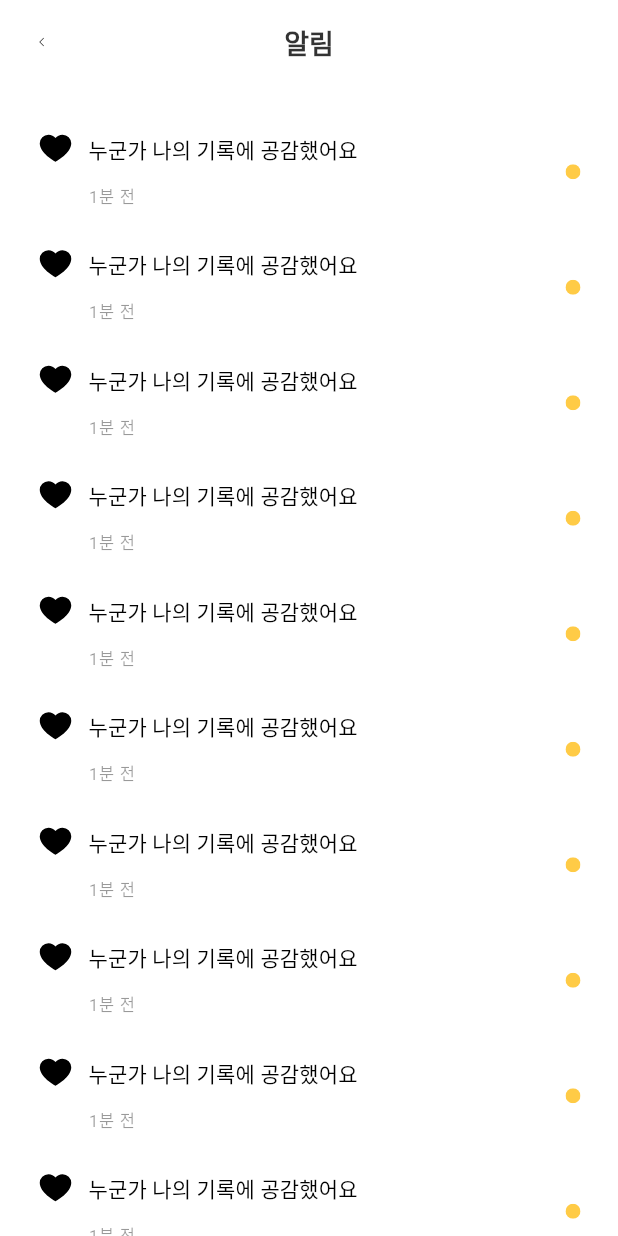
After one commit to Nein-to-Sick/bandi_official, a Flutter app: the AlarmView screen opened directly, on a phone screen of 412 x 824 dp. The commit adds this screen. Run offline on Flutter 3.47's test engine with Material 3 defaults, Android fonts, the phone set to English and light mode, and no system bars; our stand-ins replace assets_audio_player, cloud_firestore, firebase_auth, firebase_core, flutter_dotenv, google_sign_in and 2 more; missing offline and left inert: dart_openai, wrapped_korean_text; accounts and stored records are empty; Roboto replaces fonts that are missing (IBMPlexSansKR).

Commit message:
[Feat] alarm view 개발, appBar 및 색상 일괄 수정

```diff
--- a/lib/components/appbar/appbar.dart
+++ b/lib/components/appbar/appbar.dart
@@ -7,7 +7,10 @@ class CustomAppBar extends StatefulWidget implements PreferredSizeWidget {
   const CustomAppBar({
     super.key,
     required this.title,
+    this.titleColor,
     required this.trailingIcon,
+    this.leadingIconColor,
+    this.trailingIconColor,
     required this.onLeadingIconPressed,
     required this.onTrailingIconPressed,
     required this.disableLeadingButton,
@@ -17,7 +20,10 @@ class CustomAppBar extends StatefulWidget implements PreferredSizeWidget {
   });
 
   final String title;
+  final Color? titleColor;
   final PhosphorIconData trailingIcon;
+  final Color? leadingIconColor;
+  final Color? trailingIconColor;
   final Function onLeadingIconPressed;
   final Function onTrailingIconPressed;
   final bool disableLeadingButton;
@@ -45,7 +51,9 @@ class _CustomAppBarState extends State<CustomAppBar> {
         child: Text(
           widget.title,
           style: BandiFont.displaySmall(context)?.copyWith(
-            color: BandiColor.neutralColor100(context),
+            color: (widget.titleColor != null)
+                ? widget.titleColor
+                : BandiColor.neutralColor100(context),
           ),
         ),
       ),
@@ -60,9 +68,9 @@ class _CustomAppBarState extends State<CustomAppBar> {
                   ? IconButton(
                       icon: PhosphorIcon(
                         PhosphorIcons.arrowUDownLeft(),
-                        color: widget.disableLeadingButton
+                        color: (widget.disableLeadingButton
                             ? BandiColor.neutralColor20(context)
-                            : BandiColor.neutralColor80(context),
+                            : BandiColor.neutralColor80(context)),
                         size: 24,
                       ),
                       onPressed: () {
@@ -74,6 +82,7 @@ class _CustomAppBarState extends State<CustomAppBar> {
                   : CustomIconButton(
                       onIconButtonPressed: widget.onLeadingIconPressed,
                       disableButton: widget.disableLeadingButton,
+                      iconColor: widget.leadingIconColor,
                     ),
             )
           : const SizedBox.shrink(),
@@ -87,9 +96,11 @@ class _CustomAppBarState extends State<CustomAppBar> {
             child: IconButton(
               icon: PhosphorIcon(
                 widget.trailingIcon,
-                color: widget.disableTrailingButton
-                    ? BandiColor.neutralColor20(context)
-                    : BandiColor.neutralColor80(context),
+                color: (widget.trailingIconColor != null)
+                    ? widget.trailingIconColor
+                    : widget.disableTrailingButton
+                        ? BandiColor.neutralColor20(context)
+                        : BandiColor.neutralColor80(context),
                 size: 24,
               ),
               onPressed: () {
--- a/lib/components/icon_button/icon_button.dart
+++ b/lib/components/icon_button/icon_button.dart
@@ -7,9 +7,11 @@ class CustomIconButton extends StatefulWidget {
     super.key,
     required this.onIconButtonPressed,
     required this.disableButton,
+    this.iconColor,
   });
   final Function onIconButtonPressed;
   final bool disableButton;
+  final Color? iconColor;
 
   @override
   State<CustomIconButton> createState() => _CustomIconButtonState();
@@ -24,9 +26,11 @@ class _CustomIconButtonState extends State<CustomIconButton> {
       },
       icon: PhosphorIcon(
         PhosphorIcons.caretLeft(PhosphorIconsStyle.regular),
-        color: widget.disableButton
-            ? BandiColor.neutralColor20(context)
-            : BandiColor.neutralColor80(context),
+        color: (widget.iconColor != null)
+            ? widget.iconColor
+            : widget.disableButton
+                ? BandiColor.neutralColor20(context)
+                : BandiColor.neutralColor80(context),
         size: 24,
       ),
     );
--- /dev/null
+++ b/lib/controller/alarm_controller.dart
@@ -0,0 +1,16 @@
+import 'package:flutter/material.dart';
+
+// TODO: 알람 보내기 이후 편지를 로컬에 저장하는 함수 호춣 필요
+class AlarmController with ChangeNotifier {
+  // determine whether to display the alarm view
+  bool isAlarmOpen = false;
+
+  // manage the page scroll
+  final alarmScrollController = ScrollController();
+
+  // toggle the chat page view
+  void toggleAlarmOpen(value) {
+    isAlarmOpen = value;
+    notifyListeners();
+  }
+}
--- a/lib/main.dart
+++ b/lib/main.dart
@@ -1,3 +1,4 @@
+import 'package:bandi_official/controller/alarm_controller.dart';
 import 'package:bandi_official/controller/diary_ai_analysis_controller.dart';
 import 'package:bandi_official/controller/diary_ai_chat_controller.dart';
 import 'package:bandi_official/controller/mail_controller.dart';
@@ -66,6 +67,9 @@ class MainApp extends StatelessWidget {
               ChangeNotifierProvider(
                 create: (context) => MailController(),
               ),
+              ChangeNotifierProvider(
+                create: (context) => AlarmController(),
+              ),
             ],
             child: const Navigation(),
           ),
--- a/lib/theme/custom_theme_data.dart
+++ b/lib/theme/custom_theme_data.dart
@@ -182,8 +182,6 @@ class CustomThemeData {
     hintColor: const Color(0xff4E4E4E), // Text
     hoverColor: const Color(0xff2E2E2E), // Header
     textTheme: textTheme,
-    // scaffoldBackgroundColor: Colors.transparent,
-    // canvasColor: Colors.transparent,
   );
 
   static final ThemeData dark = ThemeData(
--- /dev/null
+++ b/lib/view/alarm/alarm_view.dart
@@ -0,0 +1,111 @@
+import 'package:bandi_official/components/appbar/appbar.dart';
+import 'package:bandi_official/controller/alarm_controller.dart';
+import 'package:bandi_official/theme/custom_theme_data.dart';
+import 'package:flutter/material.dart';
+import 'package:phosphor_flutter/phosphor_flutter.dart';
+import 'package:provider/provider.dart';
+
+class AlarmView extends StatelessWidget {
+  const AlarmView({super.key});
+
+  @override
+  Widget build(BuildContext context) {
+    final AlarmController alarmController = context.watch<AlarmController>();
+
+    return PopScope(
+      canPop: false,
+      onPopInvoked: (value) {
+        alarmController.toggleAlarmOpen(false);
+      },
+      child: Scaffold(
+        resizeToAvoidBottomInset: true,
+        backgroundColor: BandiColor.neutralColor80(context),
+        appBar: CustomAppBar(
+          title: '알림',
+          titleColor: BandiColor.foundationColor80(context),
+          trailingIcon:
+              PhosphorIcons.arrowCounterClockwise(PhosphorIconsStyle.regular),
+          leadingIconColor: BandiColor.foundationColor80(context),
+          onLeadingIconPressed: () {
+            alarmController.toggleAlarmOpen(false);
+          },
+          onTrailingIconPressed: () {},
+          disableLeadingButton: false,
+          disableTrailingButton: true,
+          isVisibleLeadingButton: true,
+          isVisibleTrailingButton: true,
+        ),
+        body: SafeArea(
+          child: Padding(
+            padding: const EdgeInsets.only(top: 20),
+            child: ListView.builder(
+              controller: alarmController.alarmScrollController,
+              itemCount: 100,
+              itemBuilder: (context, index) {
+                return Padding(
+                  padding:
+                      const EdgeInsets.symmetric(horizontal: 25, vertical: 10),
+                  child: GestureDetector(
+                    onTap: () {},
+                    child: Row(
+                      mainAxisSize: MainAxisSize.max,
+                      mainAxisAlignment: MainAxisAlignment.spaceBetween,
+                      children: [
+                        Row(
+                          mainAxisSize: MainAxisSize.max,
+                          crossAxisAlignment: CrossAxisAlignment.start,
+                          children: [
+                            PhosphorIcon(
+                              PhosphorIcons.heart(PhosphorIconsStyle.fill),
+                              color: BandiColor.foundationColor100(context),
+                            ),
+                            const SizedBox(
+                              width: 10,
+                            ),
+                            Column(
+                              mainAxisSize: MainAxisSize.min,
+                              mainAxisAlignment: MainAxisAlignment.center,
+                              crossAxisAlignment: CrossAxisAlignment.start,
+                              children: [
+                                Text(
+                                  '누군가 나의 기록에 공감했어요',
+                                  style:
+                                      BandiFont.titleSmall(context)?.copyWith(
+                                    color:
+                                        BandiColor.foundationColor100(context),
+                                  ),
+                                ),
+                                const SizedBox(
+                                  height: 5,
+                                ),
+                                Text(
+                                  '1분 전',
+                                  style:
+                                      BandiFont.labelSmall(context)?.copyWith(
+                                    color:
+                                        BandiColor.foundationColor40(context),
+                                  ),
+                                ),
+                              ],
+                            ),
+                          ],
+                        ),
+                        ClipOval(
+                          child: Container(
+                            width: 10,
+                            height: 10,
+                            color: BandiColor.accentColorYellow(context),
+                          ),
+                        )
+                      ],
+                    ),
+                  ),
+                );
+              },
+            ),
+          ),
+        ),
+      ),
+    );
+  }
+}
--- a/lib/view/diary_ai_chat/diary_ai_chat_view.dart
+++ b/lib/view/diary_ai_chat/diary_ai_chat_view.dart
@@ -3,6 +3,7 @@ import 'package:bandi_official/components/dialogue/dialogue.dart';
 import 'package:bandi_official/components/no_reuse/chat_message_bar.dart';
 import 'package:bandi_official/components/no_reuse/reset_dialogue.dart';
 import 'package:bandi_official/controller/diary_ai_chat_controller.dart';
+import 'package:bandi_official/theme/custom_theme_data.dart';
 import 'package:flutter/rendering.dart';
 import 'package:provider/provider.dart';
 import 'package:flutter/material.dart';
@@ -54,7 +55,7 @@ class _DiaryAIChatPageState extends State<DiaryAIChatPage> {
       },
       child: Scaffold(
         resizeToAvoidBottomInset: true,
-        backgroundColor: Colors.transparent,
+        backgroundColor: BandiColor.transparent(context),
         appBar: CustomAppBar(
           title: '반디와 대화하기',
           trailingIcon:
--- a/lib/view/home/home_view.dart
+++ b/lib/view/home/home_view.dart
@@ -1,3 +1,4 @@
+import 'package:bandi_official/theme/custom_theme_data.dart';
 import 'package:flutter/material.dart';
 import '../../components/no_reuse/home_top_bar.dart';
 
@@ -6,8 +7,8 @@ class HomePage extends StatelessWidget {
 
   @override
   Widget build(BuildContext context) {
-    return const Scaffold(
-      backgroundColor: Colors.transparent,
+    return Scaffold(
+      backgroundColor: BandiColor.transparent(context),
       body: HomeTopBar(),
     );
   }
--- a/lib/view/list/diary_list.dart
+++ b/lib/view/list/diary_list.dart
@@ -124,7 +124,7 @@ class DiaryList extends StatelessWidget {
                     writeProvider.toggleWrite();
                   },
                   child: Container(
-                    color: Colors.transparent,
+                    color: BandiColor.transparent(context),
                     child: Column(
                       crossAxisAlignment: CrossAxisAlignment.start,
                       children: [
--- a/lib/view/login/login_view.dart
+++ b/lib/view/login/login_view.dart
@@ -21,7 +21,7 @@ class _LoginViewState extends State<LoginView> {
         Provider.of<NavigationToggleProvider>(context);
 
     return Scaffold(
-      backgroundColor: Colors.transparent,
+      backgroundColor: BandiColor.transparent(context),
       body: SafeArea(
           child: Center(
         child: Column(
--- a/lib/view/mail/letters_view.dart
+++ b/lib/view/mail/letters_view.dart
@@ -67,13 +67,12 @@ Widget lettersWidget(
   return Padding(
     padding: const EdgeInsets.symmetric(vertical: 8),
     child: GestureDetector(
-      // 편지 열람 기능 추가
       onTap: () {
         mailController.toggleDetailView(true);
         showDialog(
           context: context,
           barrierDismissible: false,
-          barrierColor: Colors.transparent,
+          barrierColor: BandiColor.transparent(context),
           builder: (BuildContext context) {
             return DetailView(
               item: letter,
@@ -83,7 +82,7 @@ Widget lettersWidget(
         );
       },
       child: Container(
-        color: Colors.transparent,
+        color: BandiColor.transparent(context),
         child: Column(
           crossAxisAlignment: CrossAxisAlignment.start,
           children: [
--- a/lib/view/mail/liked_diary_view.dart
+++ b/lib/view/mail/liked_diary_view.dart
@@ -139,7 +139,7 @@ Widget likedDiaryWidget(
               showDialog(
                 context: context,
                 barrierDismissible: false,
-                barrierColor: Colors.transparent,
+                barrierColor: BandiColor.transparent(context),
                 builder: (BuildContext context) {
                   return DetailView(
                     item: diary,
@@ -149,7 +149,7 @@ Widget likedDiaryWidget(
               );
             },
             child: Container(
-              color: Colors.transparent,
+              color: BandiColor.transparent(context),
               child: Column(
                 crossAxisAlignment: CrossAxisAlignment.start,
                 children: [
--- a/lib/view/mail/mail_view.dart
+++ b/lib/view/mail/mail_view.dart
@@ -33,7 +33,7 @@ class _MailViewState extends State<MailView>
 
     return SafeArea(
       child: Scaffold(
-        backgroundColor: Colors.transparent,
+        backgroundColor: BandiColor.transparent(context),
         appBar: CustomAppBar(
           title: '보관함',
           trailingIcon: PhosphorIcons.flask(PhosphorIconsStyle.fill),
--- a/lib/view/otherDiary.dart
+++ b/lib/view/otherDiary.dart
@@ -48,9 +48,9 @@ class _OtherDiaryState extends State<OtherDiary> {
           padding: const EdgeInsets.symmetric(horizontal: 24.0),
           child: SafeArea(
             child: Scaffold(
-              backgroundColor: Colors.transparent,
+              backgroundColor: BandiColor.transparent(context),
               appBar: AppBar(
-                backgroundColor: Colors.transparent,
+                backgroundColor: BandiColor.transparent(context),
                 actions: [
                   GestureDetector(
                     onTap: () {
```
Also changed, not shown: lib/components/no_reuse/home_top_bar.dart (+20 -4 lines), lib/view/list/list_view.dart (+6 -5 lines), lib/view/navigation.dart (+6 -2 lines).
